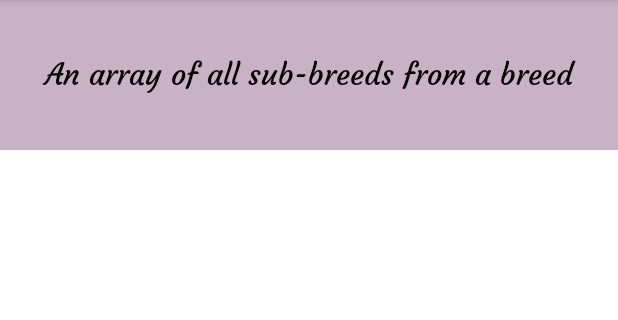
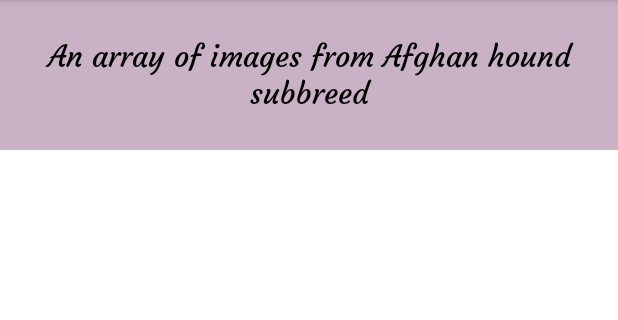
Before and after one commit to bobbinnej/Dog-API, an Android app: the screen it shows after launch (MainActivity), tab 3 chosen, on a phone screen of 412 x 824 dp, the part 108-428 px from its top. Run offline under Robolectric (Android 15) with nearby library versions, the phone set to English and light mode, and no system bars; our stand-ins replace ButterKnife.

```diff
--- a/app/src/main/java/com/moringaschool/dogged/BySubBreed.java
+++ b/app/src/main/java/com/moringaschool/dogged/BySubBreed.java
@@ -54,7 +54,7 @@ public class BySubBreed extends Fragment {
                 int status=response.code();
                 SubBreedResponse subBreedResponse=response.body();
 
-                List<String>list=subBreedResponse.getMessage();
+               List<String>list=subBreedResponse.getMessage();
                 subRecycler.setAdapter(new SubbreedAdapter(list, getContext()));
             }
 
--- a/app/src/main/java/com/moringaschool/dogged/SubbreedAdapter.java
+++ b/app/src/main/java/com/moringaschool/dogged/SubbreedAdapter.java
@@ -10,6 +10,7 @@ import androidx.annotation.NonNull;
 import androidx.recyclerview.widget.RecyclerView;
 
 import com.bumptech.glide.Glide;
+import com.moringaschool.dogged.models.SubBreedResponse;
 
 import java.util.List;
 
--- a/app/src/main/java/com/moringaschool/dogged/interfaces/DogApi.java
+++ b/app/src/main/java/com/moringaschool/dogged/interfaces/DogApi.java
@@ -23,10 +23,10 @@ public interface DogApi {
     Call<RandomBreedResponse> getRandomBreed();
 
    //method to getting different dog images from a breed
-    @GET("breed/hound/images")
+    @GET("breed/hound/images/random/3")
     Call<BreedResponse> getBreed();
 
     //method to get different images from a subbreed
-    @GET("breed/hound/list")
+    @GET("breed/hound/afghan/images")
     Call<SubBreedResponse>getSubBreed();
 }
--- a/app/src/main/java/com/moringaschool/dogged/models/BreedResponse.java
+++ b/app/src/main/java/com/moringaschool/dogged/models/BreedResponse.java
@@ -1,9 +1,10 @@
 package com.moringaschool.dogged.models;
+
+import com.google.gson.annotations.Expose;
+import com.google.gson.annotations.SerializedName;
 
 import java.util.List;
 
-import com.google.gson.annotations.Expose;
-import com.google.gson.annotations.SerializedName;
 
 public class BreedResponse {
 
--- a/app/src/main/java/com/moringaschool/dogged/models/SubBreedResponse.java
+++ b/app/src/main/java/com/moringaschool/dogged/models/SubBreedResponse.java
@@ -4,6 +4,7 @@ import java.util.List;
 
 import com.google.gson.annotations.Expose;
 import com.google.gson.annotations.SerializedName;
+
 
 public class SubBreedResponse {
 
--- a/app/src/main/res/layout/fragment_by_breed.xml
+++ b/app/src/main/res/layout/fragment_by_breed.xml
@@ -25,7 +25,7 @@
                android:layout_height="80dp"
                android:id="@+id/breedTitle"
                android:textColor="@color/black"
-               android:text="An array of all images from hound-afghan breed"
+               android:text="Random images of hound dog breed"
                android:gravity="center"
                android:textSize="20sp"
                android:fontFamily="@font/courgette"/>
--- a/app/src/main/res/layout/fragment_by_sub_breed.xml
+++ b/app/src/main/res/layout/fragment_by_sub_breed.xml
@@ -28,7 +28,7 @@
                 android:textColor="@color/black"
                 android:fontFamily="@font/courgette"
                 android:textAlignment="center"
-                android:text="An array of all sub-breeds from a breed"
+                android:text="An array of images from Afghan hound subbreed"
                 android:gravity="center"/>
 
         </RelativeLayout>
--- a/app/src/main/res/layout/fragment_random_breed.xml
+++ b/app/src/main/res/layout/fragment_random_breed.xml
@@ -38,7 +38,7 @@
 
     <androidx.recyclerview.widget.RecyclerView
         android:layout_width="match_parent"
-        android:layout_height="560dp"
+        android:layout_height="match_parent"
         android:id="@+id/randomRecycler"/>
 
 
```
